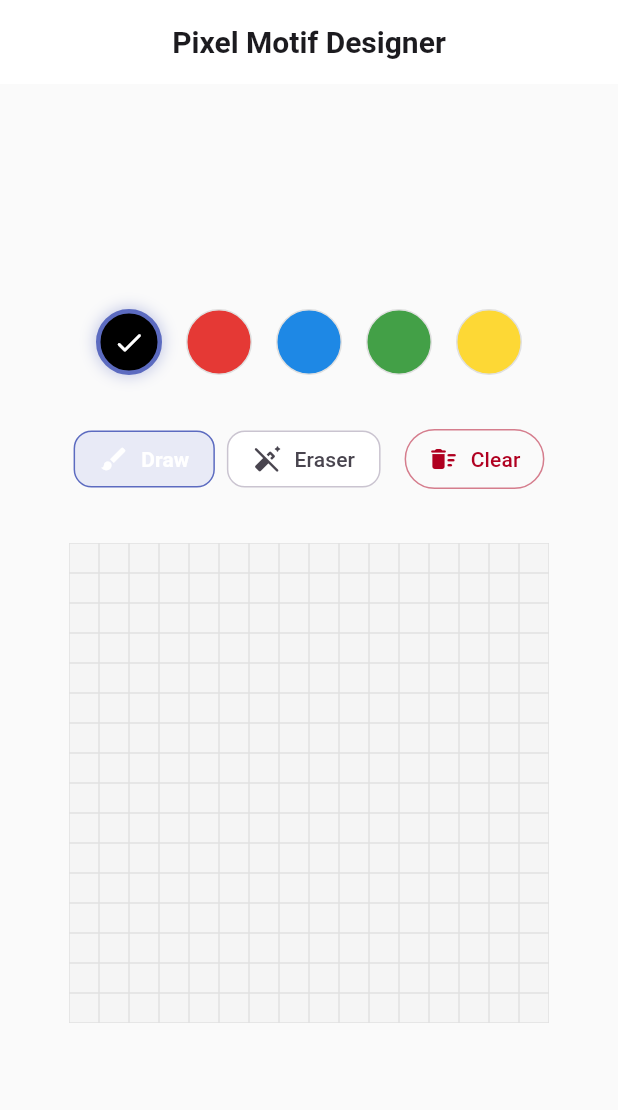
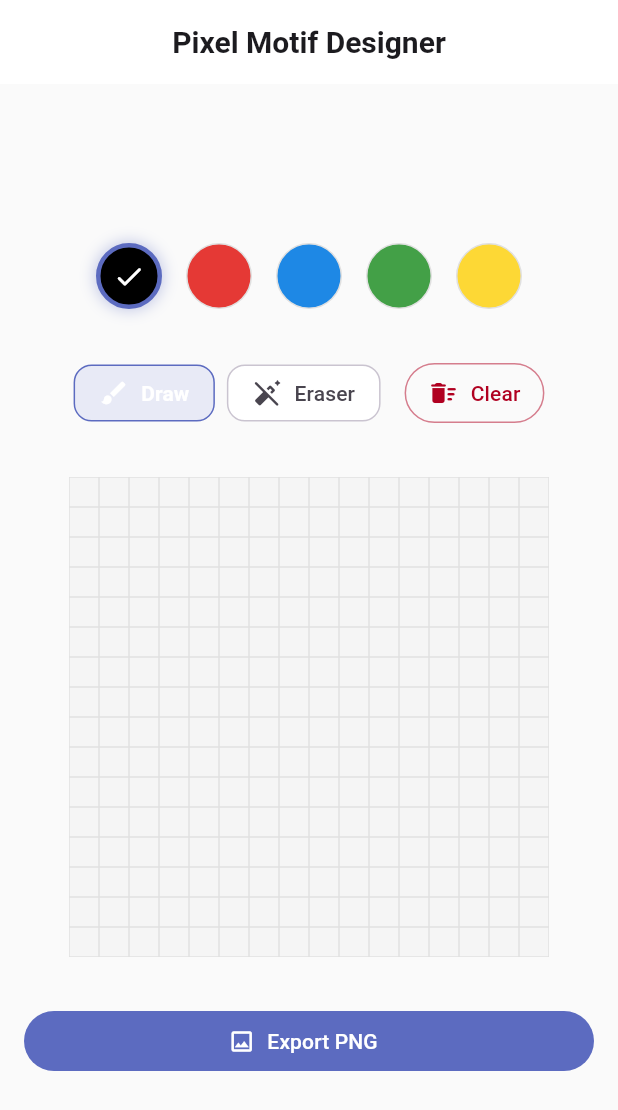
Before and after one commit to waruledivya1411/pixel-motif-designer_, a Flutter app: the screen it shows after launch, on a phone screen of 412 x 824 dp. Shown: the top 1110 px of the screen. Run offline on Flutter 3.47's test engine with Material 3 defaults, Android fonts, the phone set to English and light mode, and no system bars; missing offline and left inert: gal.

Commit message:
Add PNG export with dedicated ExportService and gallery save.
Encode the pixel grid to PNG via MotifProvider, save to device gallery with runtime permissions, fall back to Downloads/Documents, and show SnackBar feedback from ExportSection.

Co-authored-by: Cursor <cursoragent@cursor.com>

```diff
--- a/lib/core/constants/grid_constants.dart
+++ b/lib/core/constants/grid_constants.dart
@@ -17,4 +17,7 @@ abstract final class GridConstants {
 
   /// Maximum allowed cell size when zooming in.
   static const double maxCellSize = 48.0;
+
+  /// Logical pixel size of each cell in exported PNG images.
+  static const int exportCellPixelSize = 16;
 }
--- a/lib/providers/motif_provider.dart
+++ b/lib/providers/motif_provider.dart
@@ -1,9 +1,41 @@
 import 'package:flutter/foundation.dart';
+
+import '../models/canvas_state.dart';
+import '../services/export_result.dart';
+import '../services/export_service.dart';
 
 /// Orchestrates motif export, import, and persistence operations.
 ///
-/// Coordinates between [GridProvider] and service classes for SVG/PNG
-/// generation without coupling the UI to file I/O details.
+/// Coordinates between [CanvasProvider] and [ExportService] so the UI
+/// triggers exports with a single call while remaining unaware of PNG
+/// encoding or platform save details.
 class MotifProvider extends ChangeNotifier {
-  // Export/import orchestration will be implemented in a later phase.
+  MotifProvider({ExportService? exportService})
+      : _exportService = exportService ?? ExportService();
+
+  final ExportService _exportService;
+
+  /// Whether a PNG export is currently in progress.
+  bool _isExporting = false;
+
+  /// Read-only export-in-progress flag for disabling the export button.
+  bool get isExporting => _isExporting;
+
+  /// Exports [canvasState] as a PNG via [ExportService].
+  ///
+  /// Returns an [ExportResult] for the UI to display in a SnackBar.
+  /// Does not mutate canvas state — export is read-only with respect to pixels.
+  Future<ExportResult> exportPng(CanvasState canvasState) async {
+    if (_isExporting) return ExportResult.failure;
+
+    _isExporting = true;
+    notifyListeners();
+
+    try {
+      return await _exportService.exportMotifAsPng(canvasState);
+    } finally {
+      _isExporting = false;
+      notifyListeners();
+    }
+  }
 }
--- a/lib/screens/home/home_screen.dart
+++ b/lib/screens/home/home_screen.dart
@@ -3,12 +3,12 @@ import 'package:flutter/material.dart';
 import '../../core/constants/app_constants.dart';
 import '../../widgets/color_palette.dart';
 import '../../widgets/editing_toolbar.dart';
+import '../../widgets/export_section.dart';
 import '../../widgets/pixel_grid.dart';
 
 /// Primary landing screen for the application.
 ///
-/// Layout: AppBar → [ColorPalette] → [EditingToolbar] → [PixelGrid].
-/// Export controls will be added in later phases.
+/// Layout: AppBar → [ColorPalette] → [EditingToolbar] → [PixelGrid] → [ExportSection].
 class HomeScreen extends StatelessWidget {
   const HomeScreen({super.key});
 
@@ -29,6 +29,8 @@ class HomeScreen extends StatelessWidget {
               EditingToolbar(),
               SizedBox(height: AppConstants.paddingLarge),
               PixelGrid(),
+              SizedBox(height: AppConstants.paddingLarge),
+              ExportSection(),
             ],
           ),
         ),
--- /dev/null
+++ b/lib/services/export_result.dart
@@ -0,0 +1,8 @@
+/// Result of a PNG export attempt surfaced to the UI layer.
+enum ExportResult {
+  /// Image was saved to the gallery or filesystem successfully.
+  success,
+
+  /// Export failed due to an unexpected error.
+  failure,
+}
--- a/lib/services/services.dart
+++ b/lib/services/services.dart
@@ -4,4 +4,5 @@
 /// so providers and widgets remain free of low-level implementation details.
 library;
 
-// Services (export, storage, permissions) will be added later.
+export 'export_result.dart';
+export 'export_service.dart';
--- /dev/null
+++ b/lib/widgets/export_section.dart
@@ -0,0 +1,63 @@
+import 'package:flutter/material.dart';
+import 'package:provider/provider.dart';
+
+import '../core/constants/app_constants.dart';
+import '../providers/canvas_provider.dart';
+import '../providers/motif_provider.dart';
+import '../services/export_result.dart';
+
+/// Export controls for saving the current motif as a PNG.
+///
+/// Delegates all export work to [MotifProvider] and [ExportService] —
+/// this widget only triggers the action and shows feedback via SnackBar.
+class ExportSection extends StatelessWidget {
+  const ExportSection({super.key});
+
+  @override
+  Widget build(BuildContext context) {
+    final isExporting = context.select<MotifProvider, bool>(
+      (provider) => provider.isExporting,
+    );
+
+    return Padding(
+      padding: const EdgeInsets.symmetric(
+        horizontal: AppConstants.paddingMedium,
+        vertical: AppConstants.paddingSmall,
+      ),
+      child: SizedBox(
+        width: double.infinity,
+        child: FilledButton.icon(
+          onPressed: isExporting ? null : () => _handleExport(context),
+          icon: isExporting
+              ? SizedBox(
+                  width: 20,
+                  height: 20,
+                  child: CircularProgressIndicator(
+                    strokeWidth: 2,
+                    color: Theme.of(context).colorScheme.onPrimary,
+                  ),
+                )
+              : const Icon(Icons.image_outlined),
+          label: Text(isExporting ? 'Exporting…' : 'Export PNG'),
+        ),
+      ),
+    );
+  }
+
+  /// Reads canvas state, invokes export, and shows a result SnackBar.
+  Future<void> _handleExport(BuildContext context) async {
+    final canvasState = context.read<CanvasProvider>().state;
+    final result = await context.read<MotifProvider>().exportPng(canvasState);
+
+    if (!context.mounted) return;
+
+    final message = switch (result) {
+      ExportResult.success => '✅ PNG exported successfully',
+      ExportResult.failure => '❌ Export failed',
+    };
+
+    ScaffoldMessenger.of(context).showSnackBar(
+      SnackBar(content: Text(message)),
+    );
+  }
+}
--- a/lib/widgets/widgets.dart
+++ b/lib/widgets/widgets.dart
@@ -7,5 +7,6 @@ library;
 
 export 'color_palette.dart';
 export 'editing_toolbar.dart';
+export 'export_section.dart';
 export 'pixel_cell.dart';
 export 'pixel_grid.dart';
```
Also changed, not shown: lib/services/export_service.dart (added, +147 -0 lines), 2 other files.
